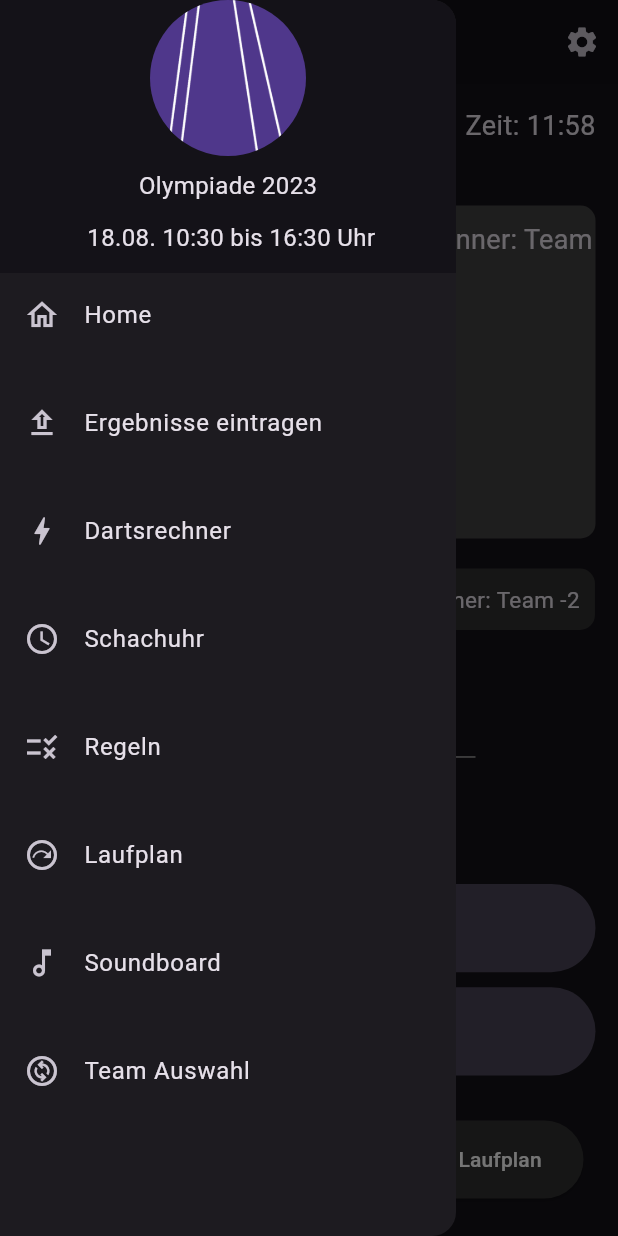
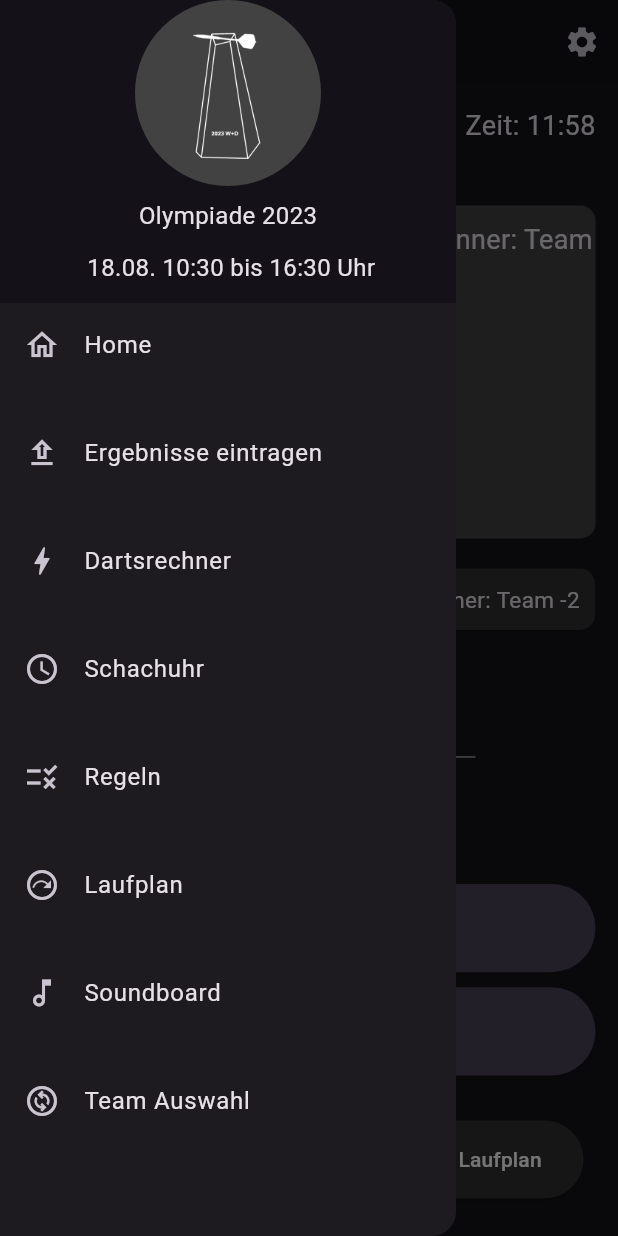
Before and after one commit to PhoenixFlyy/MiniOlympiade, a Flutter app: the MainMenu screen opened directly, with the side drawer open, on a phone screen of 412 x 824 dp. Run offline on Flutter 3.47's test engine with Material 2 defaults, Android fonts, the phone set to English and light mode, and no system bars; our stand-ins replace audioplayers, firebase_core, firebase_database, shared_preferences; accounts and stored records are empty.

Commit message:
Pokalbild kleiner gemacht (ich finds so schöner, kann man aber diskutieren)

```diff
--- a/winter_olympiade/lib/utils/MainMenuNavigationDrawer.dart
+++ b/winter_olympiade/lib/utils/MainMenuNavigationDrawer.dart
@@ -45,10 +45,27 @@ class MainMenuNavigationDrawer extends StatelessWidget {
             ),
             child: Column(
               children: [
-                const CircleAvatar(
-                  radius: 52,
-                  backgroundImage: AssetImage("assets/pokalganz.png"),
+                Container(
+                  width: 124, // 2 * 52 (Radius)
+                  height: 124, // 2 * 52 (Radius)
+                  decoration: BoxDecoration(
+                    color: Colors.grey[800], // Hier kannst du jede gewünschte Farbe setzen
+                    shape: BoxShape.circle,
+                  ),
+                  child: Align(
+                    alignment: Alignment(0, -0.9), // Hier kannst du die Y-Position anpassen. -1 ist ganz oben, 1 ist ganz unten.
+                    child: Image.asset(
+                      "assets/pokalganz.png",
+                      fit: BoxFit.scaleDown,
+                      width: 105,  // Zum Beispiel die Hälfte der Containergröße
+                      height: 105,
+                    ),
+                  ),
                 ),
+
+
+
+
                 const SizedBox(height: 8),
                 const Text("Olympiade 2023", style: TextStyle(fontSize: 16)),
                 const SizedBox(height: 12),
```
